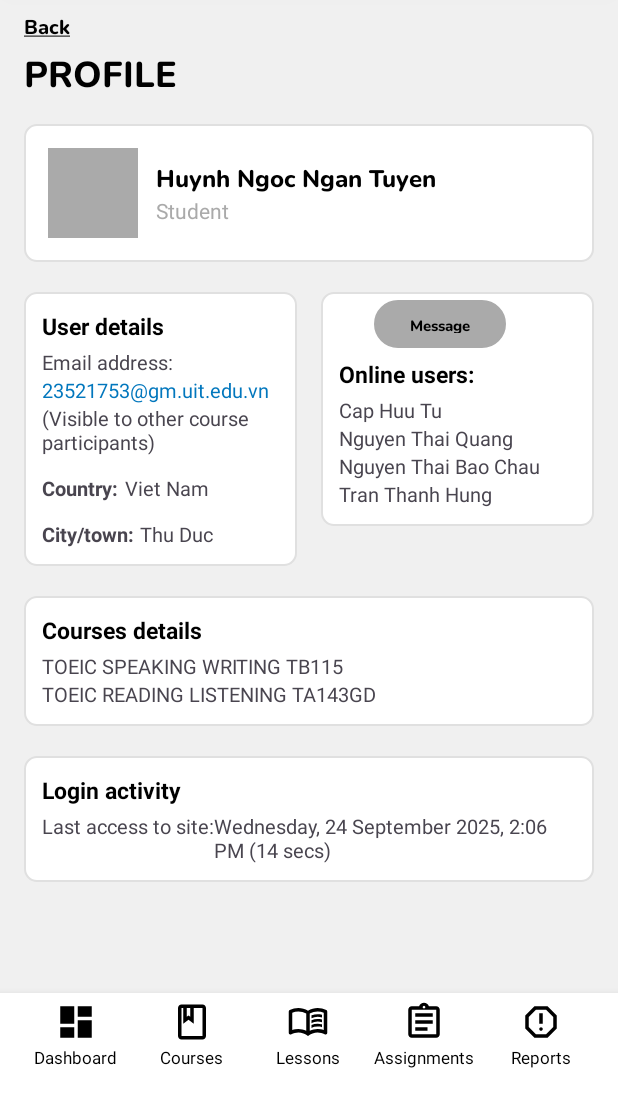
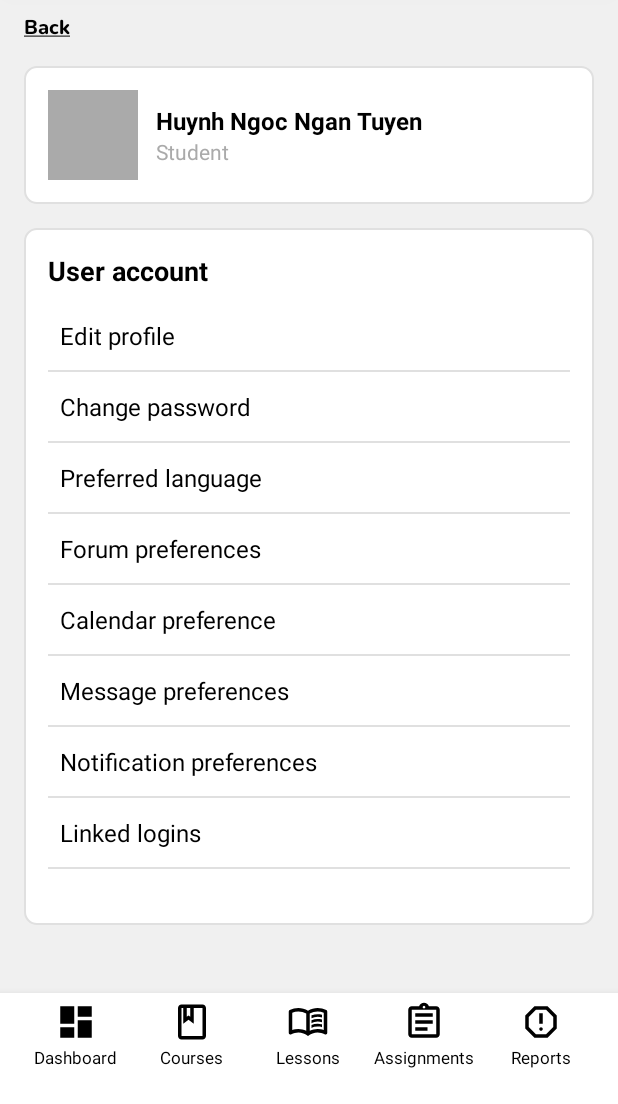
Before and after one commit to Hunndayne/NT118-Projects, an Android app: the screen it shows after launch (Profile before the commit, UserAccount after it), on a phone screen of 412 x 824 dp, the part 132-1236 px from its top. Run offline under Robolectric (Android 15) with nearby library versions, the phone set to English and light mode, and no system bars.

Commit message:
user account

```diff
--- a/Android/app/src/main/AndroidManifest.xml
+++ b/Android/app/src/main/AndroidManifest.xml
@@ -12,7 +12,7 @@
         android:supportsRtl="true"
         android:theme="@style/Theme.EngGo">
         <activity
-            android:name=".Profile"
+            android:name=".UserAccount"
             android:exported="true">
             <intent-filter>
                 <action android:name="android.intent.action.MAIN" />
--- /dev/null
+++ b/Android/app/src/main/java/com/example/enggo/UserAccount.java
@@ -0,0 +1,61 @@
+package com.example.enggo; // Thay bằng package của bạn
+
+import androidx.appcompat.app.AppCompatActivity;
+import android.os.Bundle;
+import android.view.View;
+import android.widget.AdapterView;
+import android.widget.ArrayAdapter;
+import android.widget.ListView;
+import android.widget.Toast;
+
+public class UserAccount extends AppCompatActivity {
+
+    @Override
+    protected void onCreate(Bundle savedInstanceState) {
+        super.onCreate(savedInstanceState);
+        // Đặt layout cho Activity này là file activity_profile.xml
+        setContentView(R.layout.useraccount);
+
+        // 1. Tìm ListView trong layout bằng ID của nó
+        ListView userAccountListView = findViewById(R.id.userAccountListView);
+
+        // 2. Lấy mảng dữ liệu chuỗi từ file strings.xml
+        String[] accountOptions = getResources().getStringArray(R.array.user_account_options);
+
+        // 3. Tạo một ArrayAdapter để kết nối dữ liệu và giao diện
+        // Adapter sẽ lấy dữ liệu (accountOptions) và hiển thị nó lên ListView
+        // sử dụng layout cho từng mục (list_item_account.xml)
+        ArrayAdapter<String> adapter = new ArrayAdapter<>(
+                this,
+                R.layout.list_item_account, // Layout cho từng mục
+                R.id.tv_item_account,     // ID của TextView trong layout mục
+                accountOptions            // Nguồn dữ liệu
+        );
+
+        // 4. Gắn adapter vừa tạo vào ListView
+        userAccountListView.setAdapter(adapter);
+
+        // 5. (Tùy chọn) Thêm xử lý sự kiện khi một mục trong danh sách được nhấn
+        userAccountListView.setOnItemClickListener(new AdapterView.OnItemClickListener() {
+            @Override
+            public void onItemClick(AdapterView<?> parent, View view, int position, long id) {
+                // Lấy nội dung của mục được chọn
+                String selectedItem = (String) parent.getItemAtPosition(position);
+
+                // Hiển thị một thông báo nhanh (Toast)
+                Toast.makeText(UserAccount.this, "Bạn đã chọn: " + selectedItem, Toast.LENGTH_SHORT).show();
+
+                // Dùng switch-case để xử lý logic cho từng mục
+                switch (position) {
+                    case 0: // Edit Profile
+                        // Viết code để mở màn hình chỉnh sửa profile ở đây
+                        break;
+                    case 1: // Change Password
+                        // Viết code để mở màn hình đổi mật khẩu ở đây
+                        break;
+                    // ... và các trường hợp khác
+                }
+            }
+        });
+    }
+}
--- /dev/null
+++ b/Android/app/src/main/res/drawable/bg_search_rounded.xml
@@ -0,0 +1,5 @@
+<?xml version="1.0" encoding="utf-8"?>
+<shape xmlns:android="http://schemas.android.com/apk/res/android">
+    <solid android:color="#F0F0F0"/>
+    <corners android:radius="22dp"/>
+</shape>
--- /dev/null
+++ b/Android/app/src/main/res/layout/list_item_account.xml
@@ -0,0 +1,9 @@
+<?xml version="1.0" encoding="utf-8"?>
+<TextView xmlns:android="http://schemas.android.com/apk/res/android"
+    android:id="@+id/tv_item_account"
+    android:layout_width="match_parent"
+    android:layout_height="wrap_content"
+    android:paddingVertical="12dp"
+    android:paddingHorizontal="8dp"
+    android:textSize="16sp"
+    android:textColor="@android:color/black" />
--- /dev/null
+++ b/Android/app/src/main/res/layout/useraccount.xml
@@ -0,0 +1,337 @@
+<?xml version="1.0" encoding="utf-8"?>
+<androidx.constraintlayout.widget.ConstraintLayout xmlns:android="http://schemas.android.com/apk/res/android"
+    xmlns:app="http://schemas.android.com/apk/res-auto"
+    xmlns:tools="http://schemas.android.com/tools"
+    android:layout_width="match_parent"
+    android:layout_height="match_parent"
+    android:background="#F0F0F0"
+    tools:context=".UserAccount">
+
+    <!-- Header: Phần đầu trang -->
+    <LinearLayout
+        android:id="@+id/headerAdmin"
+        android:layout_width="match_parent"
+        android:layout_height="54dp"
+        android:layout_marginTop="34dp"
+        android:background="@drawable/bg_header"
+        android:elevation="4dp"
+        android:paddingHorizontal="12dp"
+        android:gravity="center_vertical"
+        android:orientation="horizontal"
+        app:layout_constraintTop_toTopOf="parent"
+        app:layout_constraintStart_toStartOf="parent"
+        app:layout_constraintEnd_toEndOf="parent"
+        tools:context=".YourActivity">
+
+        <ImageView
+            android:id="@+id/imgLogo"
+            android:layout_width="50dp"
+            android:layout_height="50dp"
+            android:contentDescription="Logo"
+            android:src="@drawable/logo" />
+
+        <EditText
+            android:id="@+id/etSearch"
+            android:layout_width="0dp"
+            android:layout_height="44dp"
+            android:layout_marginStart="8dp"
+            android:layout_marginEnd="8dp"
+            android:layout_weight="1"
+            android:background="@drawable/bg_search"
+            android:drawableStart="@drawable/ic_search"
+            android:hint="@string/hint_search"
+            android:inputType="text"
+            android:paddingStart="12dp"
+            android:textSize="14sp"
+            tools:ignore="TouchTargetSizeCheck" />
+
+        <ImageButton
+            android:id="@+id/btnNotification"
+            android:layout_width="36dp"
+            android:layout_height="36dp"
+            android:layout_marginEnd="8dp"
+            android:background="@android:color/transparent"
+            android:contentDescription="Notifications"
+            android:src="@drawable/ic_notification"
+            tools:ignore="HardcodedText,ImageContrastCheck,TouchTargetSizeCheck" />
+
+        <ImageButton
+            android:id="@+id/btnSettings"
+            android:layout_width="36dp"
+            android:layout_height="36dp"
+            android:layout_marginEnd="8dp"
+            android:background="@android:color/transparent"
+            android:contentDescription="Settings"
+            android:src="@drawable/ic_setting"
+            tools:ignore="TouchTargetSizeCheck,ImageContrastCheck" />
+
+        <ImageView
+            android:id="@+id/imgAvatarHeader"
+            android:layout_width="36dp"
+            android:layout_height="36dp"
+            android:contentDescription="Avatar"
+            android:scaleType="centerCrop"
+            android:src="@drawable/ic_account"
+            tools:ignore="ImageContrastCheck" />
+    </LinearLayout>
+
+    <!-- Footer: Phần chân trang -->
+    <LinearLayout
+        android:id="@+id/footerAdmin"
+        android:layout_width="match_parent"
+        android:layout_height="74dp"
+        android:orientation="horizontal"
+        android:gravity="center"
+        android:background="@android:color/white"
+        android:paddingStart="12dp"
+        android:paddingEnd="12dp"
+        android:paddingTop="4dp"
+        android:paddingBottom="22dp"
+        android:elevation="8dp"
+        app:layout_constraintBottom_toBottomOf="parent"
+        app:layout_constraintStart_toStartOf="parent"
+        app:layout_constraintEnd_toEndOf="parent">
+
+    <LinearLayout
+        android:id="@+id/btnDashboard"
+        android:layout_width="0dp"
+        android:layout_height="wrap_content"
+        android:layout_weight="1"
+        android:orientation="vertical"
+        android:gravity="center"
+        tools:ignore="UseCompoundDrawables">
+
+        <ImageView
+            android:id="@+id/icDashboard"
+            android:layout_width="28dp"
+            android:layout_height="28dp"
+            android:src="@drawable/ic_dashboard"
+            android:contentDescription="@string/nav_dashboard"
+            app:tint="@color/black" />
+
+        <TextView
+            android:id="@+id/tvDashboard"
+            android:layout_width="wrap_content"
+            android:layout_height="wrap_content"
+            android:text="@string/nav_dashboard"
+            android:textSize="11sp"
+            android:textColor="@color/black"
+            android:layout_marginTop="2dp"/>
+    </LinearLayout>
+
+    <LinearLayout
+        android:id="@+id/btnCourses"
+        android:layout_width="0dp"
+        android:layout_height="wrap_content"
+        android:layout_weight="1"
+        android:orientation="vertical"
+        android:gravity="center"
+        tools:ignore="UseCompoundDrawables">
+
+        <ImageView
+            android:id="@+id/icCourses"
+            android:layout_width="28dp"
+            android:layout_height="28dp"
+            android:src="@drawable/ic_courses"
+            android:contentDescription="@string/nav_courses"
+            app:tint="@color/black" />
+
+        <TextView
+            android:id="@+id/tvCourses"
+            android:layout_width="wrap_content"
+            android:layout_height="wrap_content"
+            android:text="@string/nav_courses"
+            android:textSize="11sp"
+            android:textColor="@color/black"
+            android:layout_marginTop="2dp"/>
+    </LinearLayout>
+
+    <LinearLayout
+        android:id="@+id/btnLessons"
+        android:layout_width="0dp"
+        android:layout_height="wrap_content"
+        android:layout_weight="1"
+        android:orientation="vertical"
+        android:gravity="center"
+        tools:ignore="UseCompoundDrawables">
+
+        <ImageView
+            android:id="@+id/icLessons"
+            android:layout_width="28dp"
+            android:layout_height="28dp"
+            android:src="@drawable/ic_lesson"
+            android:contentDescription="@string/nav_lessons"
+            app:tint="@color/black" />
+
+        <TextView
+            android:id="@+id/tvLessons"
+            android:layout_width="wrap_content"
+            android:layout_height="wrap_content"
+            android:text="@string/nav_lessons"
+            android:textSize="11sp"
+            android:textColor="@color/black"
+            android:layout_marginTop="2dp"/>
+    </LinearLayout>
+
+    <LinearLayout
+        android:id="@+id/btnAssignments"
+        android:layout_width="0dp"
+        android:layout_height="wrap_content"
+        android:layout_weight="1"
+        android:orientation="vertical"
+        android:gravity="center"
+        tools:ignore="UseCompoundDrawables">
+
+        <ImageView
+            android:id="@+id/icAssignments"
+            android:layout_width="28dp"
+            android:layout_height="28dp"
+            android:src="@drawable/ic_assignment"
+            android:contentDescription="@string/nav_assignments"
+            app:tint="@color/black" />
+
+        <TextView
+            android:id="@+id/tvAssignments"
+            android:layout_width="wrap_content"
+            android:layout_height="wrap_content"
+            android:text="@string/nav_assignments"
+            android:textSize="11sp"
+            android:textColor="@color/black"
+            android:layout_marginTop="2dp"/>
+    </LinearLayout>
+
+    <LinearLayout
+        android:id="@+id/btnReports"
+        android:layout_width="0dp"
+        android:layout_height="wrap_content"
+        android:layout_weight="1"
+        android:orientation="vertical"
+        android:gravity="center">
+
+        <ImageView
+            android:id="@+id/icReports"
+            android:layout_width="28dp"
+            android:layout_height="28dp"
+            android:src="@drawable/ic_report"
+            android:contentDescription="@string/nav_reports"
+            app:tint="@color/black" />
+
+        <TextView
+            android:id="@+id/tvReports"
+            android:layout_width="wrap_content"
+            android:layout_height="wrap_content"
+            android:text="@string/nav_reports"
+            android:textSize="11sp"
+            android:textColor="@color/black"
+            android:layout_marginTop="2dp"/>
+    </LinearLayout>
+    </LinearLayout>
+
+    <!-- Nội dung chính có thể cuộn -->
+    <ScrollView
+        android:layout_width="0dp"
+        android:layout_height="0dp"
+        android:paddingHorizontal="16dp"
+        android:paddingTop="8dp"
+        app:layout_constraintBottom_toTopOf="@id/footerAdmin"
+        app:layout_constraintEnd_toEndOf="parent"
+        app:layout_constraintStart_toStartOf="parent"
+        app:layout_constraintTop_toBottomOf="@id/headerAdmin">
+
+        <androidx.constraintlayout.widget.ConstraintLayout
+            android:layout_width="match_parent"
+            android:layout_height="wrap_content"
+            android:paddingBottom="16dp">
+
+            <TextView
+                android:id="@+id/tvBack"
+                android:layout_width="wrap_content"
+                android:layout_height="wrap_content"
+                android:fontFamily="@font/nunito_extra_bold"
+
+                android:drawablePadding="4dp"
+                android:gravity="center_vertical"
+                android:text="@string/back_text"
+                android:textColor="@android:color/black"
+                android:textSize="13sp"
+                app:layout_constraintStart_toStartOf="parent"
+                app:layout_constraintTop_toTopOf="parent" />
+
+            <LinearLayout
+                android:id="@+id/userInfoLayout"
+                android:layout_width="match_parent"
+                android:layout_height="wrap_content"
+                android:layout_marginTop="16dp"
+                android:background="@drawable/bg_card_outline"
+                android:gravity="center_vertical"
+                android:orientation="horizontal"
+                android:padding="16dp"
+                app:layout_constraintStart_toStartOf="parent"
+                app:layout_constraintTop_toBottomOf="@id/tvBack">
+
+                <ImageView
+                    android:id="@+id/imgAvatar"
+                    android:layout_width="60dp"
+                    android:layout_height="60dp"
+                    android:layout_marginEnd="12dp"
+                    android:background="@android:color/darker_gray"
+                    android:contentDescription="Avatar"
+                    android:scaleType="centerCrop" />
+
+                <LinearLayout
+                    android:layout_width="wrap_content"
+                    android:layout_height="wrap_content"
+                    android:orientation="vertical">
+
+                    <TextView
+                        android:id="@+id/tvUserName"
+                        android:layout_width="wrap_content"
+                        android:layout_height="wrap_content"
+                        android:text="@string/user_name"
+                        android:textColor="@android:color/black"
+                        android:textSize="16sp"
+                        android:textStyle="bold" />
+
+                    <TextView
+                        android:id="@+id/tvUserRole"
+                        android:layout_width="wrap_content"
+                        android:layout_height="wrap_content"
+                        android:text="@string/label_student_role"
+                        android:textColor="@android:color/darker_gray"
+                        android:textSize="14sp" />
+                </LinearLayout>
+            </LinearLayout>
+
+            <!-- Khung chứa ListView -->
+            <LinearLayout
+                android:id="@+id/userAccountLayout"
+                android:layout_width="match_parent"
+                android:layout_height="wrap_content"
+                android:layout_marginTop="16dp"
+                android:background="@drawable/bg_card_outline"
+                android:orientation="vertical"
+                android:padding="16dp"
+                app:layout_constraintEnd_toEndOf="parent"
+                app:layout_constraintStart_toStartOf="parent"
+                app:layout_constraintTop_toBottomOf="@id/userInfoLayout">
+
+                <TextView
+                    android:id="@+id/tvUserAccountHeader"
+                    android:layout_width="wrap_content"
+                    android:layout_height="wrap_content"
+                    android:layout_marginBottom="8dp"
+                    android:text="@string/header_user_account"
+                    android:textColor="@android:color/black"
+                    android:textSize="18sp"
+                    android:textStyle="bold" />
+
+                <ListView
+                    android:id="@+id/userAccountListView"
+                    android:layout_width="match_parent"
+                    android:layout_height="400dp" /> <!-- Đặt chiều cao cụ thể để ListView hiển thị trong ScrollView -->
+
+            </LinearLayout>
+
+        </androidx.constraintlayout.widget.ConstraintLayout>
+    </ScrollView>
+</androidx.constraintlayout.widget.ConstraintLayout>
--- a/Android/app/src/main/res/values/strings.xml
+++ b/Android/app/src/main/res/values/strings.xml
@@ -44,5 +44,18 @@
     <string name="nav_assignments">Assignments</string>
     <string name="nav_reports">Reports</string>
 
+    <string name="header_user_account">User account</string>
+
+    <string-array name="user_account_options">
+        <item>Edit profile</item>
+        <item>Change password</item>
+        <item>Preferred language</item>
+        <item>Forum preferences</item>
+        <item>Calendar preference</item>
+        <item>Message preferences</item>
+        <item>Notification preferences</item>
+        <item>Linked logins</item>
+    </string-array>
+
 
 </resources>
```
